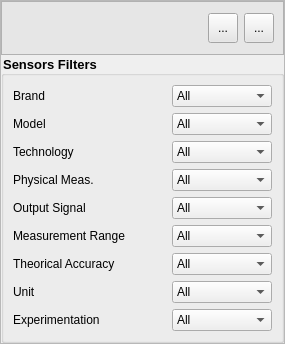
The window that src/RSFiltersManager.ui (stslu/rex) describes before a commit, drawn with Qt 5.
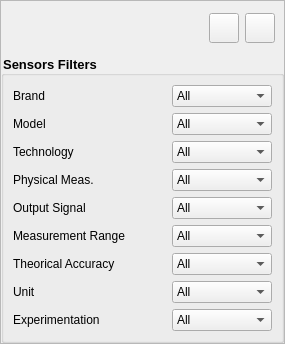
The same window after the commit. Icons and pictures are not drawn.

Commit message: cleaning. remove style

Diff of the .ui file:
```diff
--- a/src/RSFiltersManager.ui
+++ b/src/RSFiltersManager.ui
@@ -529,15 +529,6 @@
           <height>60</height>
          </size>
         </property>
-        <property name="styleSheet">
-         <string notr="true">background-color: rgb(230, 230, 230);</string>
-        </property>
-        <property name="frameShape">
-         <enum>QFrame::StyledPanel</enum>
-        </property>
-        <property name="frameShadow">
-         <enum>QFrame::Raised</enum>
-        </property>
         <layout class="QHBoxLayout" name="horizontalLayout">
          <item>
           <widget class="QLabel" name="m_title">
@@ -556,7 +547,6 @@
            <property name="font">
             <font>
              <pointsize>9</pointsize>
-             <weight>75</weight>
              <italic>true</italic>
              <bold>true</bold>
             </font>
@@ -570,7 +560,7 @@
           </widget>
          </item>
          <item>
-          <widget class="QToolButton" name="m_resetButton">
+          <widget class="QPushButton" name="m_resetButton">
            <property name="minimumSize">
             <size>
              <width>30</width>
@@ -584,12 +574,16 @@
             </size>
            </property>
            <property name="text">
-            <string>...</string>
+            <string/>
+           </property>
+           <property name="icon">
+            <iconset resource="RSDesktop.qrc">
+             <normaloff>:/img/resources/image/img/reset.svg</normaloff>:/img/resources/image/img/reset.svg</iconset>
            </property>
           </widget>
          </item>
          <item>
-          <widget class="QToolButton" name="setDynamicFilter">
+          <widget class="QPushButton" name="setDynamicFilter">
            <property name="minimumSize">
             <size>
              <width>30</width>
@@ -606,7 +600,14 @@
             <string notr="true"/>
            </property>
            <property name="text">
-            <string>...</string>
+            <string/>
+           </property>
+           <property name="icon">
+            <iconset resource="RSDesktop.qrc">
+             <normaloff>:/img/resources/image/img/execute.svg</normaloff>:/img/resources/image/img/execute.svg</iconset>
+           </property>
+           <property name="checkable">
+            <bool>true</bool>
            </property>
           </widget>
          </item>
```
Left out of the diff: 37 changed lines with no effect on the pictures. The commit also changes 21 other files.
